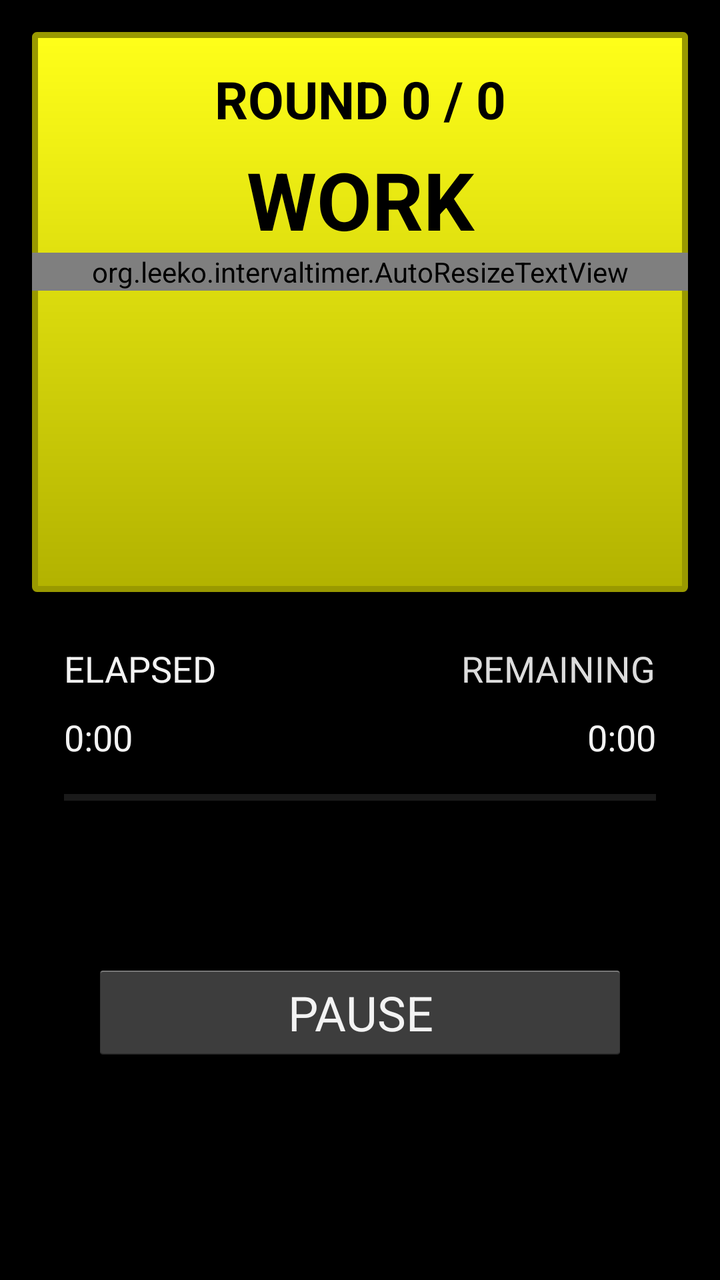
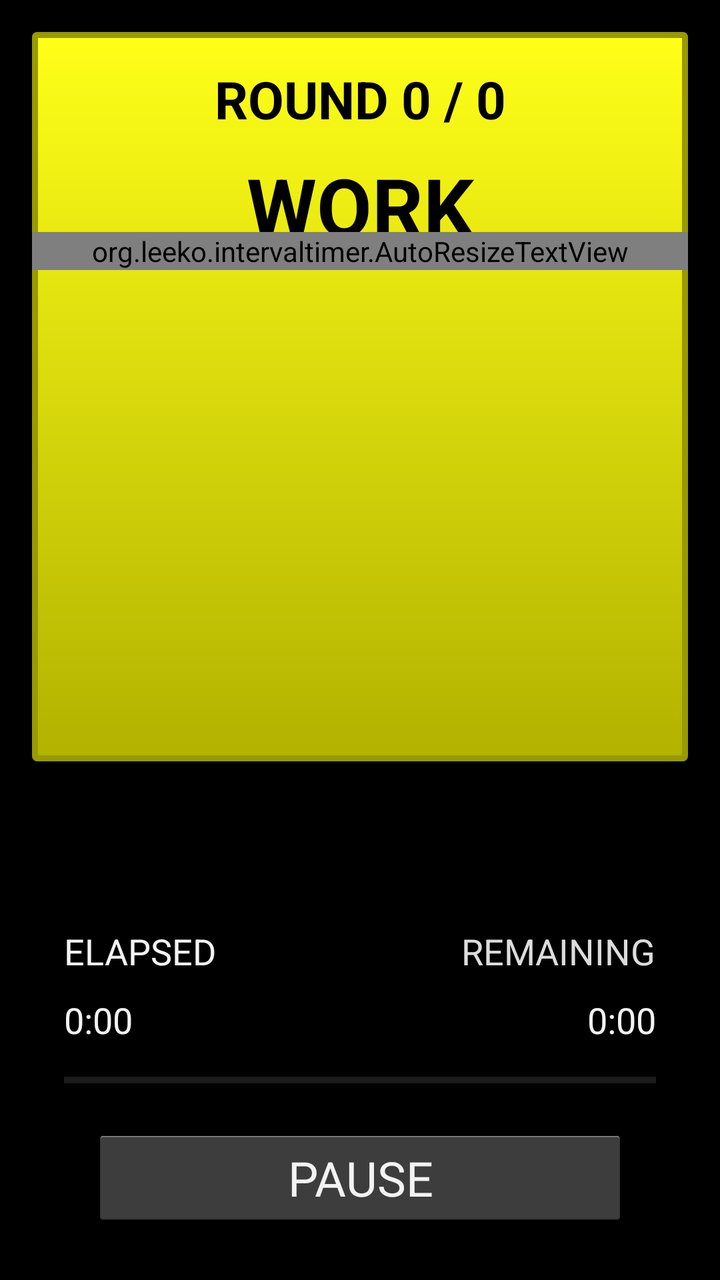

Screens rendered from an Android XML layout before and after an edit, with the pre-edit source and the edit as a unified diff.
<!-- AndroidManifest.xml: activity theme ThemeX -->
<!-- res/layout/activity_timer.xml -->
<FrameLayout xmlns:android="http://schemas.android.com/apk/res/android"
    xmlns:tools="http://schemas.android.com/tools"
    android:layout_width="match_parent"
    android:layout_height="match_parent"
    android:paddingBottom="@dimen/activity_vertical_margin"
    android:paddingLeft="@dimen/activity_horizontal_margin"
    android:paddingRight="@dimen/activity_horizontal_margin"
    android:paddingTop="@dimen/activity_vertical_margin"
    tools:context=".TimerActivity"
    >



    <LinearLayout
        android:orientation="vertical"
        android:layout_width="fill_parent"
        android:layout_height="fill_parent"
        android:weightSum="6"
        >


        <RelativeLayout
            android:id="@+id/layoutTop"
            android:layout_width="fill_parent"
            android:layout_height="280dp"
            >

            <View
                android:id="@+id/timerTrafficLight"
                android:layout_width="match_parent"
                android:layout_height="match_parent"
                android:background="@drawable/rounded_corner" />


            <LinearLayout
                android:orientation="vertical"
                android:layout_width="fill_parent"
                android:layout_height="fill_parent"
                android:weightSum="1">


                <TextView
                    android:id="@+id/roundText"
                    android:layout_width="fill_parent"
                    android:layout_height="wrap_content"
                    android:layout_gravity="center_horizontal"
                    android:gravity="center"
                    android:layout_marginTop="16dp"
                    android:text="ROUND 0 / 0"
                    android:textStyle="bold"
                    android:textSize="26sp"
                    android:textColor="@color/black" />

                <TextView
                    android:id="@+id/textState"
                    android:layout_width="fill_parent"
                    android:layout_height="wrap_content"
                    android:layout_gravity="center_horizontal"
                    android:gravity="center"
                    android:layout_marginTop="6dp"
                    android:layout_marginLeft="6dp"
                    android:layout_marginRight="6dp"
                    android:text="WORK"
                    android:textStyle="bold"
                    android:textSize="40sp"
                    android:textColor="@color/black"/>

                <org.leeko.intervaltimer.AutoResizeTextView
                    android:id="@+id/timeText"
                    android:layout_width="match_parent"
                    android:layout_height="wrap_content"
                    android:ellipsize="none"
                    android:gravity="center"
                    android:maxLines="1"
                    android:text="00:00"
                    android:textColor="@color/black"
                    android:textSize="400sp"
                    android:textStyle="bold"
                    android:singleLine="true"
                    />

            </LinearLayout>

        </RelativeLayout>

        <RelativeLayout
            android:layout_width="match_parent"
            android:layout_height="wrap_content"
            android:layout_below="@+id/layoutTop"
            android:paddingBottom="@dimen/activity_vertical_margin"
            android:paddingLeft="@dimen/activity_horizontal_margin"
            android:paddingRight="@dimen/activity_horizontal_margin"
            android:paddingTop="@dimen/activity_vertical_margin"
            tools:context=".TimerActivity"
            android:layout_weight="2"
            >


            
            <TextView
                android:id="@+id/textTotalElapsedTitle"
                android:layout_width="wrap_content"
                android:layout_height="wrap_content"
                android:layout_alignParentLeft="true"
                android:layout_marginTop="10dp"
                android:text="ELAPSED"
                android:textAppearance="?android:attr/textAppearanceMedium" />

            <TextView
                android:id="@+id/textTotalElapsed"
                android:layout_width="wrap_content"
                android:layout_height="wrap_content"
                android:layout_alignParentLeft="true"
                android:layout_below="@+id/textTotalElapsedTitle"
                android:layout_marginTop="10dp"
                android:text="0:00"
                android:textAppearance="?android:attr/textAppearanceMedium" />


            
            <TextView
                android:id="@+id/textTotalRemainingTitle"
                android:layout_width="wrap_content"
                android:layout_height="wrap_content"
                android:layout_alignBaseline="@+id/textTotalElapsedTitle"
                android:layout_alignParentRight="true"
                android:text="REMAINING"
                android:textAppearance="?android:attr/textAppearanceMedium"
                android:textColor="#ffdcdcdc" />

            <TextView
                android:id="@+id/textTotalRemaining"
                android:layout_width="wrap_content"
                android:layout_height="wrap_content"
                android:layout_alignBaseline="@+id/textTotalElapsed"
                android:layout_alignParentRight="true"
                android:text="0:00"
                android:textAppearance="?android:attr/textAppearanceMedium" />


            <ProgressBar
                android:id="@+id/progressBar"
                style="?android:attr/progressBarStyleHorizontal"
                android:layout_width="wrap_content"
                android:layout_height="wrap_content"
                android:layout_alignParentLeft="true"
                android:layout_alignParentRight="true"
                android:layout_below="@+id/textTotalElapsed"
                android:layout_marginTop="10dp"
                />


        </RelativeLayout>


        <LinearLayout
            android:orientation="vertical"
            android:layout_width="fill_parent"
            android:layout_height="wrap_content"
            android:layout_marginBottom="10dp"
            android:gravity="center"
            android:layout_weight="1"
            android:layout_gravity="center_vertical"
            >

            <Button
                android:id="@+id/pauseButton"
                android:layout_width="match_parent"
                android:layout_height="50dp"
                android:layout_marginLeft="30dp"
                android:layout_marginRight="30dp"
                android:text="PAUSE"
                android:textSize="24sp"
                />
        </LinearLayout>
    </LinearLayout>
</FrameLayout>
<!-- resources referenced by this layout -->
<resources>
  <color name="black">#000000</color>
  <dimen name="activity_horizontal_margin">16dp</dimen>
  <dimen name="activity_vertical_margin">16dp</dimen>
  <!-- drawable rounded_corner (drawable) -->
  <?xml version="1.0" encoding="utf-8"?>
  <shape
  xmlns:android="http://schemas.android.com/apk/res/android"
  android:shape="rectangle">
  
  
  
      <gradient
          android:angle="90"
          android:startColor="#B2B200"
          android:endColor="#FFFF19"
          android:type="linear" />
  
  
  <stroke
      android:width="3dp"
      android:color="#999900" >
  </stroke>
  
  
  <corners
      android:radius="1dp"   >
  </corners>
  
  </shape>
  <style name="ThemeX" parent="android:Theme.Holo">
  
      <item name="android:buttonStyle">@style/ButtonThemeX</item>
  
      <item name="android:imageButtonStyle">@style/ImageButtonThemeX</item>
  
    </style>
  <style name="ButtonThemeX" parent="android:Widget.Holo.Button">
  	  <item name="android:background">@drawable/themex_btn_default_holo_dark</item>
    </style>
  <style name="ImageButtonThemeX" parent="android:Widget.Holo.ImageButton">
  	  <item name="android:background">@drawable/themex_btn_default_holo_dark</item>
    </style>
  <!-- drawable themex_btn_default_holo_dark (drawable) -->
  <?xml version="1.0" encoding="utf-8"?>
  <selector xmlns:android="http://schemas.android.com/apk/res/android">
      <item android:state_window_focused="false" android:state_enabled="true"
          android:drawable="@drawable/themex_btn_default_normal_holo_dark" />
      <item android:state_window_focused="false" android:state_enabled="false"
          android:drawable="@drawable/themex_btn_default_disabled_holo_dark" />
      <item android:state_pressed="true" 
          android:drawable="@drawable/themex_btn_default_pressed_holo_dark" />
      <item android:state_focused="true" android:state_enabled="true"
          android:drawable="@drawable/themex_btn_default_focused_holo_dark" />
      <item android:state_enabled="true"
          android:drawable="@drawable/themex_btn_default_normal_holo_dark" />
      <item android:state_focused="true"
          android:drawable="@drawable/themex_btn_default_disabled_focused_holo_dark" />
      <item
           android:drawable="@drawable/themex_btn_default_disabled_holo_dark" />
  </selector>
  <!-- drawable themex_btn_default_normal_holo_dark: png bitmap (drawable-hdpi, 406 bytes) -->
  <!-- drawable themex_btn_default_disabled_holo_dark: png bitmap (drawable-hdpi, 422 bytes) -->
  <!-- drawable themex_btn_default_pressed_holo_dark: png bitmap (drawable-hdpi, 537 bytes) -->
  <!-- drawable themex_btn_default_focused_holo_dark: png bitmap (drawable-hdpi, 399 bytes) -->
  <!-- drawable themex_btn_default_disabled_focused_holo_dark: png bitmap (drawable-hdpi, 328 bytes) -->
</resources>

<!-- the commit's change to res/layout/activity_timer.xml (unified diff, before → after) -->
@@ -6,95 +6,103 @@
     android:paddingLeft="@dimen/activity_horizontal_margin"
     android:paddingRight="@dimen/activity_horizontal_margin"
     android:paddingTop="@dimen/activity_vertical_margin"
-    tools:context=".TimerActivity"
-    >
+    tools:context=".TimerActivity">
+
+
+    <RelativeLayout
+        android:layout_width="match_parent"
+        android:layout_height="match_parent">
+
+        <LinearLayout
+            android:layout_width="match_parent"
+            android:layout_height="match_parent"
+            android:orientation="vertical"
+            android:weightSum="10">
+
+            <RelativeLayout
+                android:id="@+id/layoutTop"
+                android:layout_width="fill_parent"
+                android:layout_height="0px"
+                android:layout_weight="6">
+
+                <View
+                    android:id="@+id/timerTrafficLight"
+                    android:layout_width="match_parent"
+                    android:layout_height="match_parent"
+                    android:background="@drawable/rounded_corner" />
+            </RelativeLayout>
+        </LinearLayout>
+
+        <TextView
+            android:id="@+id/roundText"
+            android:layout_width="fill_parent"
+            android:layout_height="wrap_content"
+            android:layout_gravity="center_horizontal"
+            android:layout_marginTop="16dp"
+            android:gravity="center"
+            android:text="ROUND 0 / 0"
+            android:textColor="@color/black"
+            android:textSize="26sp"
+            android:textStyle="bold" />
+
+        <TextView
+            android:id="@+id/textState"
+            android:layout_width="fill_parent"
+            android:layout_height="wrap_content"
+            android:layout_gravity="center_horizontal"
+            android:layout_marginLeft="6dp"
+            android:layout_marginRight="6dp"
+            android:layout_marginTop="60dp"
+            android:gravity="center"
+            android:text="WORK"
+            android:textColor="@color/black"
+            android:textSize="40sp"
+            android:textStyle="bold" />
+
+
+        <org.leeko.intervaltimer.AutoResizeTextView
+            android:id="@+id/timeText"
+            android:layout_width="match_parent"
+            android:layout_height="wrap_content"
+            android:ellipsize="none"
+            android:gravity="center"
+            android:maxLines="1"
+            android:singleLine="true"
+            android:layout_marginTop="100sp"
+            android:text="00:00"
+            android:textColor="@color/black"
+            android:textSize="400sp"
+            android:textStyle="bold" />
+
+        <LinearLayout
+            android:layout_width="match_parent"
+            android:layout_height="match_parent"
+            android:orientation="vertical"
+            android:weightSum="2">
+
+
+        <LinearLayout
+            android:layout_width="fill_parent"
+            android:layout_height="0px"
+            android:layout_weight="1"
+            android:orientation="vertical">
 
 
 
-    <LinearLayout
-        android:orientation="vertical"
-        android:layout_width="fill_parent"
-        android:layout_height="fill_parent"
-        android:weightSum="6"
-        >
 
+        </LinearLayout>
+        </LinearLayout>
 
-        <RelativeLayout
-            android:id="@+id/layoutTop"
-            android:layout_width="fill_parent"
-            android:layout_height="280dp"
-            >
-
-            <View
-                android:id="@+id/timerTrafficLight"
-                android:layout_width="match_parent"
-                android:layout_height="match_parent"
-                android:background="@drawable/rounded_corner" />
-
-
-            <LinearLayout
-                android:orientation="vertical"
-                android:layout_width="fill_parent"
-                android:layout_height="fill_parent"
-                android:weightSum="1">
-
-
-                <TextView
-                    android:id="@+id/roundText"
-                    android:layout_width="fill_parent"
-                    android:layout_height="wrap_content"
-                    android:layout_gravity="center_horizontal"
-                    android:gravity="center"
-                    android:layout_marginTop="16dp"
-                    android:text="ROUND 0 / 0"
-                    android:textStyle="bold"
-                    android:textSize="26sp"
-                    android:textColor="@color/black" />
-
-                <TextView
-                    android:id="@+id/textState"
-                    android:layout_width="fill_parent"
-                    android:layout_height="wrap_content"
-                    android:layout_gravity="center_horizontal"
-                    android:gravity="center"
-                    android:layout_marginTop="6dp"
-                    android:layout_marginLeft="6dp"
-                    android:layout_marginRight="6dp"
-                    android:text="WORK"
-                    android:textStyle="bold"
-                    android:textSize="40sp"
-                    android:textColor="@color/black"/>
-
-                <org.leeko.intervaltimer.AutoResizeTextView
-                    android:id="@+id/timeText"
-                    android:layout_width="match_parent"
-                    android:layout_height="wrap_content"
-                    android:ellipsize="none"
-                    android:gravity="center"
-                    android:maxLines="1"
-                    android:text="00:00"
-                    android:textColor="@color/black"
-                    android:textSize="400sp"
-                    android:textStyle="bold"
-                    android:singleLine="true"
-                    />
-
-            </LinearLayout>
-
-        </RelativeLayout>
 
         <RelativeLayout
             android:layout_width="match_parent"
             android:layout_height="wrap_content"
-            android:layout_below="@+id/layoutTop"
+            android:layout_above="@+id/layoutBottom"
             android:paddingBottom="@dimen/activity_vertical_margin"
             android:paddingLeft="@dimen/activity_horizontal_margin"
             android:paddingRight="@dimen/activity_horizontal_margin"
             android:paddingTop="@dimen/activity_vertical_margin"
-            tools:context=".TimerActivity"
-            android:layout_weight="2"
-            >
-
+            tools:context=".TimerActivity">
 
             
             <TextView
@@ -146,22 +154,20 @@
                 android:layout_alignParentLeft="true"
                 android:layout_alignParentRight="true"
                 android:layout_below="@+id/textTotalElapsed"
-                android:layout_marginTop="10dp"
-                />
+                android:layout_marginTop="10dp" />
 
 
         </RelativeLayout>
 
 
         <LinearLayout
-            android:orientation="vertical"
+            android:id="@+id/layoutBottom"
             android:layout_width="fill_parent"
             android:layout_height="wrap_content"
+            android:layout_alignParentBottom="true"
+            android:layout_gravity="center_vertical"
             android:layout_marginBottom="10dp"
-            android:gravity="center"
-            android:layout_weight="1"
-            android:layout_gravity="center_vertical"
-            >
+            android:orientation="vertical">
 
             <Button
                 android:id="@+id/pauseButton"
@@ -170,8 +176,8 @@
                 android:layout_marginLeft="30dp"
                 android:layout_marginRight="30dp"
                 android:text="PAUSE"
-                android:textSize="24sp"
-                />
+                android:textSize="24sp" />
         </LinearLayout>
-    </LinearLayout>
+
+    </RelativeLayout>
 </FrameLayout>
